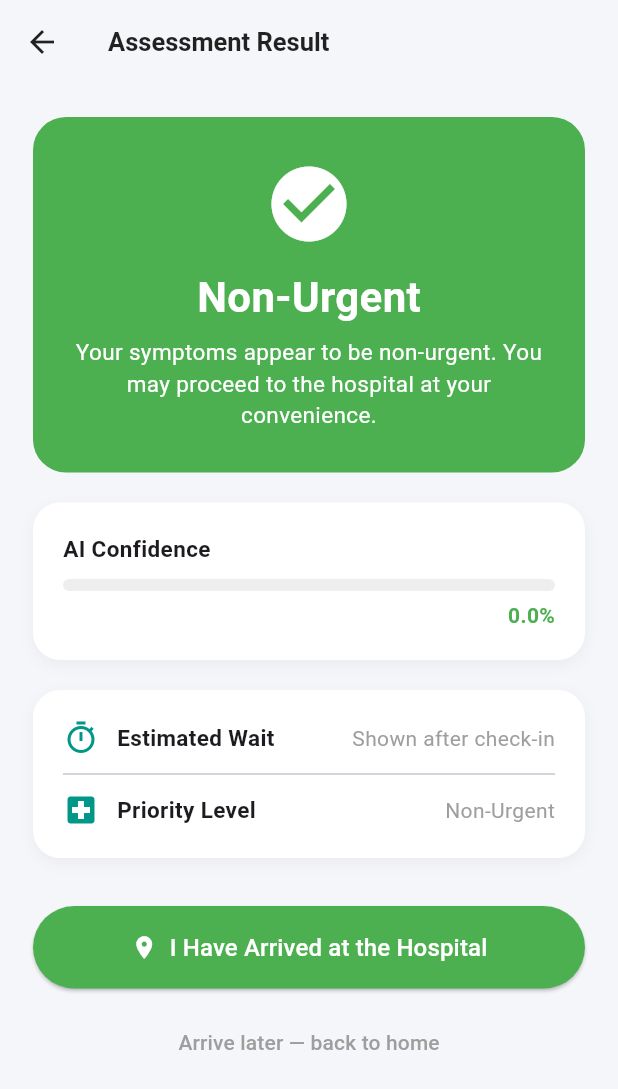
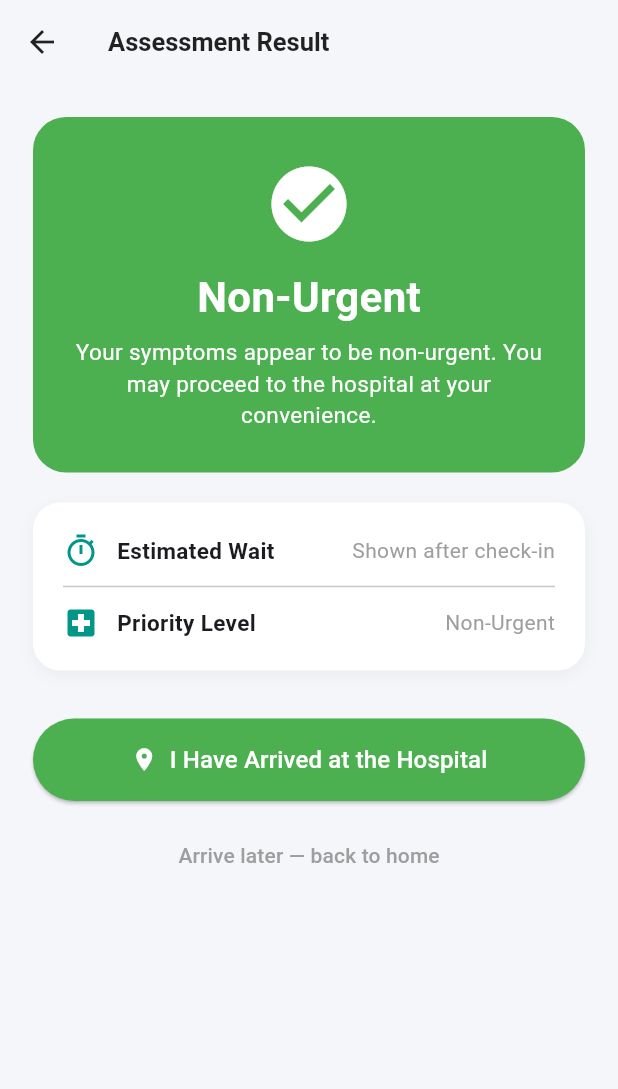
Before and after one commit to f29tm/queueless, a Flutter app: the SymptomResultScreen screen opened directly with empty values, on a phone screen of 412 x 824 dp. Shown: the top 1089 px of the screen. Run offline on Flutter 3.47's test engine with Material 3 defaults, Android fonts, the phone set to English and light mode, and no system bars; our stand-ins replace cloud_firestore, firebase_auth, firebase_core, shared_preferences; missing offline and left inert: mailer; accounts and stored records are empty.

Commit message:
fix: hide AI confidence from patient result screen; stop tracking node_modules + ignore firebase client config
- Remove patient-facing 'AI Confidence' card (bar + %) from symptom_result_screen.dart; Firestore writes in symptom_assessment_screen.dart untouched
- Untrack firebase-seed/node_modules (5316 files) and add it to .gitignore
- Add lib/firebase_options.dart + android/app/google-services.json to .gitignore to prevent future accidental commits (existing tracked copies kept, per team build needs)

Co-Authored-By: Claude Opus 4.8 <noreply@anthropic.com>

```diff
--- a/lib/screens/patient/symptom_result_screen.dart
+++ b/lib/screens/patient/symptom_result_screen.dart
@@ -167,37 +167,8 @@ class SymptomResultScreen extends StatelessWidget {
 
               const SizedBox(height: 20),
 
-              // CONFIDENCE CARD
-              _card([
-                const Text(
-                  "AI Confidence",
-                  style: TextStyle(
-                      fontWeight: FontWeight.w600, fontSize: 15),
-                ),
-                const SizedBox(height: 10),
-                ClipRRect(
-                  borderRadius: BorderRadius.circular(4),
-                  child: LinearProgressIndicator(
-                    value: triageResult.confidence,
-                    backgroundColor: Colors.grey.shade200,
-                    color: _color,
-                    minHeight: 8,
-                  ),
-                ),
-                const SizedBox(height: 6),
-                Align(
-                  alignment: Alignment.centerRight,
-                  child: Text(
-                    "${(triageResult.confidence * 100).toStringAsFixed(1)}%",
-                    style: TextStyle(
-                      color: _color,
-                      fontWeight: FontWeight.bold,
-                      fontSize: 14,
-                    ),
-                  ),
-                ),
-              ]),
-              const SizedBox(height: 20),
+              // AI Confidence card removed — confidence/entropy are internal
+              // signals and must never be surfaced to the patient.
 
                 // WAIT TIME INFO CARD
                 _card([
```
Also changed, not shown: 1 other file.
